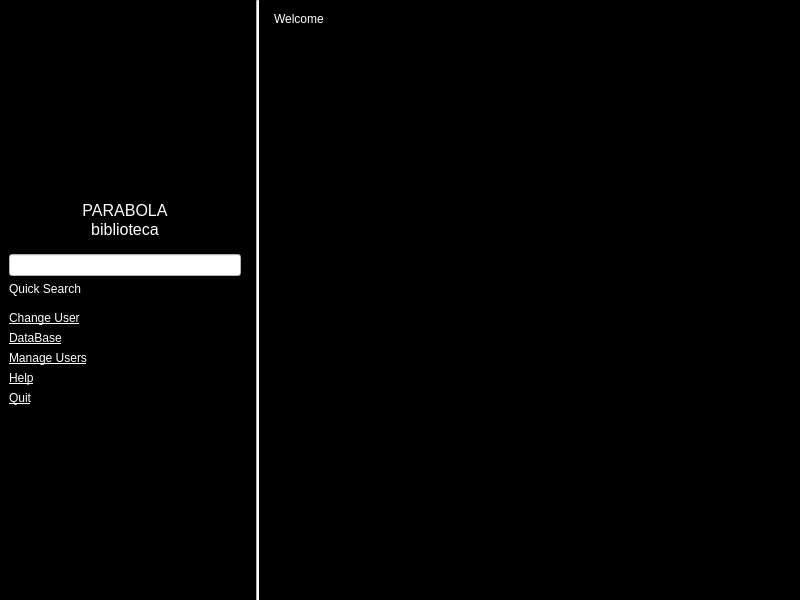
First picture: the form in src/gui/UI/MainWindow.ui, repository jgastal/plivros, before the edit.
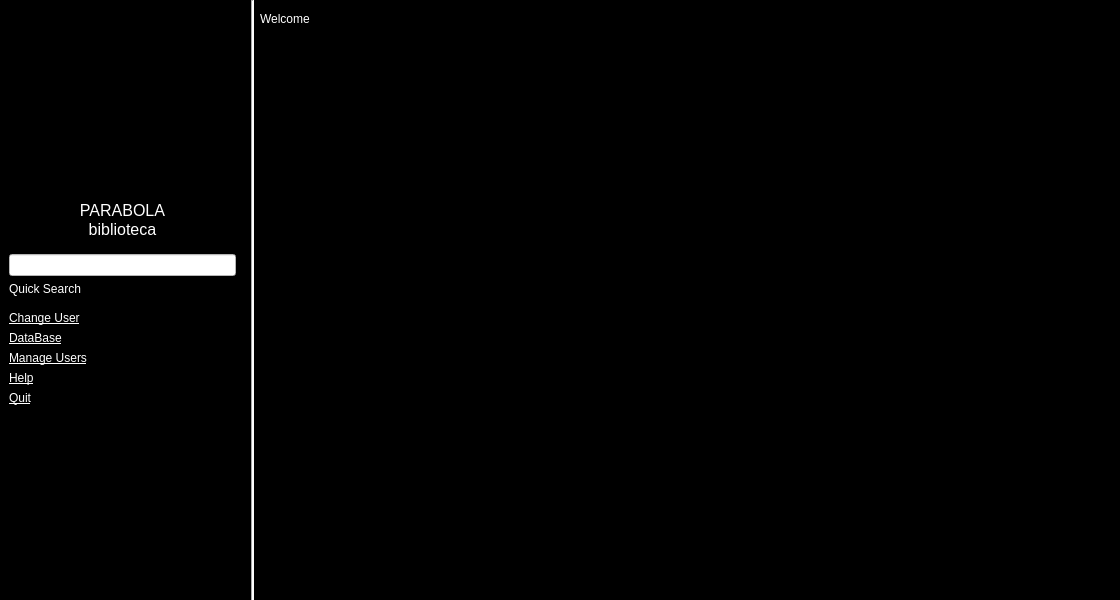
Second picture: the form after the edit. Icons and pictures are not drawn.

Commit message: Sets minimum size for windows, this is done so that the section buttons won't be deformed.

The edit to the form file:
```diff
--- a/src/gui/UI/MainWindow.ui
+++ b/src/gui/UI/MainWindow.ui
@@ -6,10 +6,16 @@
    <rect>
     <x>0</x>
     <y>0</y>
-    <width>800</width>
+    <width>1120</width>
     <height>600</height>
    </rect>
   </property>
+  <property name="minimumSize">
+   <size>
+    <width>1120</width>
+    <height>550</height>
+   </size>
+  </property>
   <property name="windowTitle">
    <string>Parabola Biblioteca</string>
   </property>
@@ -190,7 +196,19 @@
     </item>
     <item>
      <widget class="QWidget" name="contentWidget" native="true">
+      <property name="minimumSize">
+       <size>
+        <width>860</width>
+        <height>0</height>
+       </size>
+      </property>
       <layout class="QVBoxLayout" name="verticalLayout_2">
+       <property name="leftMargin">
+        <number>0</number>
+       </property>
+       <property name="rightMargin">
+        <number>0</number>
+       </property>
        <item>
         <widget class="QLabel" name="userLabel">
          <property name="maximumSize">
@@ -215,11 +233,18 @@
         <widget class="QWidget" name="displayWidget" native="true">
          <property name="minimumSize">
           <size>
-           <width>500</width>
+           <width>860</width>
            <height>300</height>
           </size>
          </property>
-         <layout class="QHBoxLayout" name="horizontalLayout_2"/>
+         <layout class="QHBoxLayout" name="horizontalLayout_2">
+          <property name="leftMargin">
+           <number>0</number>
+          </property>
+          <property name="rightMargin">
+           <number>0</number>
+          </property>
+         </layout>
         </widget>
        </item>
       </layout>
```
